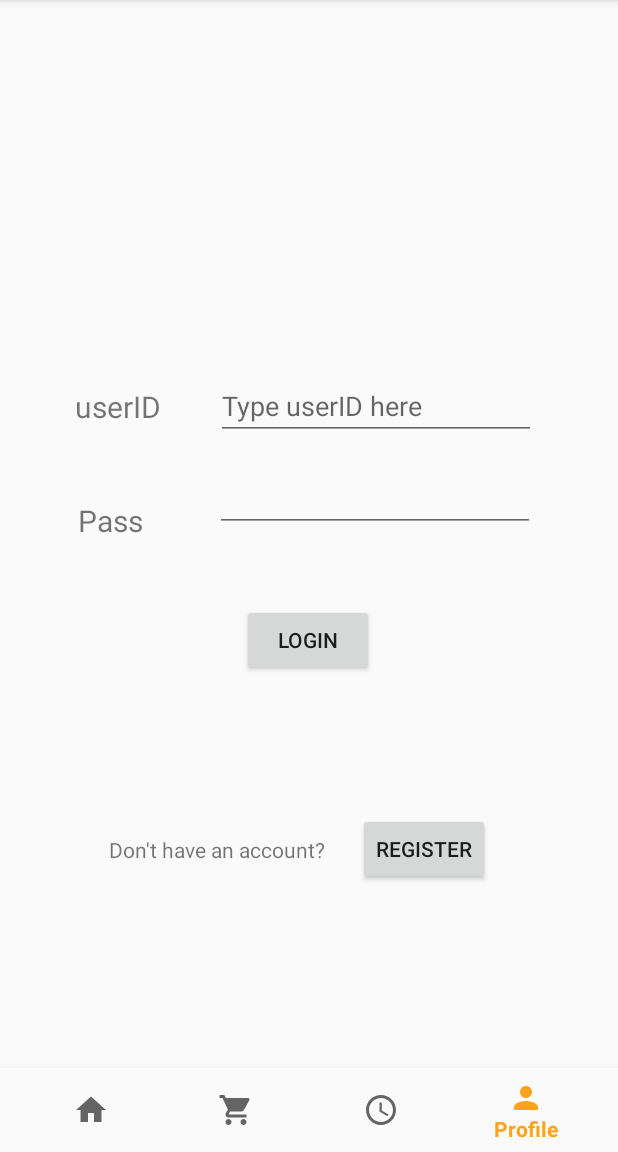
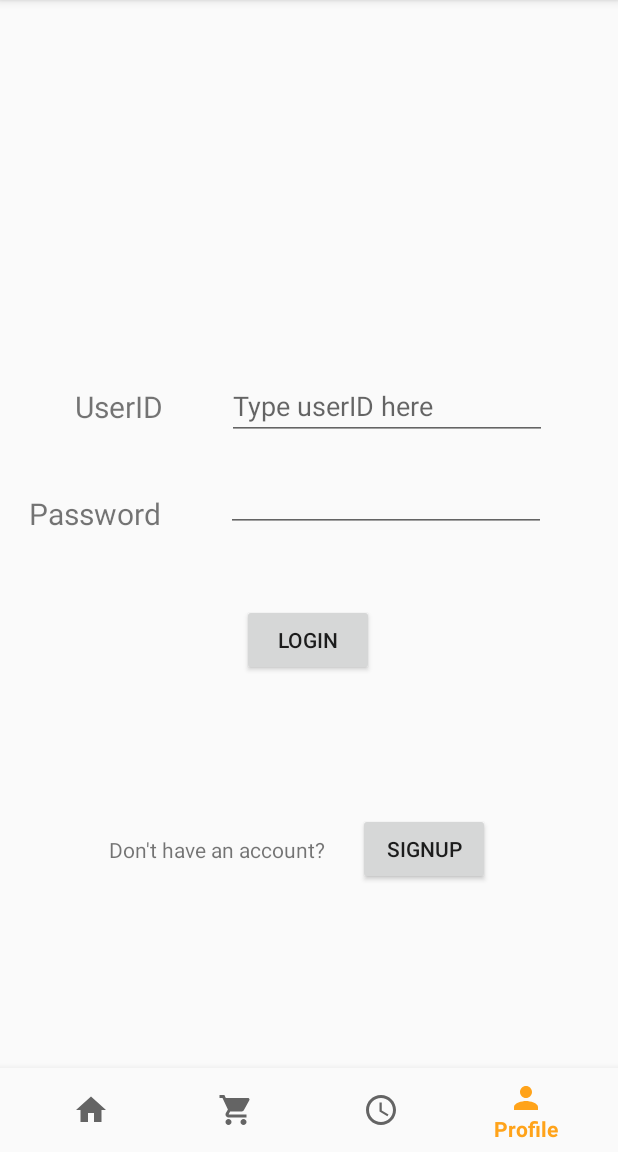
Before and after one commit to s-sairung/PizzaHub, an Android app: the fragment ProfileSignupFragment placed in its activity, item 4 of the bottom bar chosen, on a phone screen of 412 x 824 dp, the part 84-1236 px from its top. Run offline under Robolectric (Android 15) with nearby library versions, the phone set to English and light mode, and no system bars.

Commit message:
Update profile fragment

```diff
--- a/app/src/main/java/chula/project/pizzahub/MainActivity.java
+++ b/app/src/main/java/chula/project/pizzahub/MainActivity.java
@@ -38,7 +38,7 @@ public class MainActivity extends AppCompatActivity {
                             selectedFragment = new HistoryFragment();
                             break;
                         case R.id.nav_profile:
-                            selectedFragment = new ProfileFragment();
+                            selectedFragment = new ProfileLoginFragment();
                             break;
                     }
 
--- a/app/src/main/java/chula/project/pizzahub/ProfileFragment.java
+++ b/app/src/main/java/chula/project/pizzahub/ProfileLoginFragment.java
@@ -11,12 +11,12 @@ import androidx.annotation.Nullable;
 import androidx.fragment.app.Fragment;
 import androidx.fragment.app.FragmentTransaction;
 
-public class ProfileFragment extends Fragment implements View.OnClickListener {
+public class ProfileLoginFragment extends Fragment implements View.OnClickListener {
 
     @Nullable
     @Override
     public View onCreateView(@NonNull LayoutInflater inflater, @Nullable ViewGroup container, @Nullable Bundle savedInstanceState) {
-        View view = inflater.inflate(R.layout.fragment_profile, container, false);
+        View view = inflater.inflate(R.layout.fragment_profile_login, container, false);
         Button registerButton = (Button) view.findViewById(R.id.registerButton);
         registerButton.setOnClickListener(this);
         return view;
@@ -26,8 +26,8 @@ public class ProfileFragment extends Fragment implements View.OnClickListener {
     public void onClick(View v) {
         switch (v.getId()) {
             case R.id.registerButton:
-//                getFragmentManager().beginTransaction().replace(R.id.fragment_container, new ProfileRegisterFragment()).commit();
-                Fragment newFragment = new ProfileRegisterFragment();
+//                getFragmentManager().beginTransaction().replace(R.id.fragment_container, new ProfileSignupFragment()).commit();
+                Fragment newFragment = new ProfileSignupFragment();
                 FragmentTransaction transaction = getFragmentManager().beginTransaction();
                 transaction.replace(R.id.fragment_container, newFragment);
                 transaction.addToBackStack(null);
--- a/app/src/main/java/chula/project/pizzahub/ProfileRegisterFragment.java
+++ b/app/src/main/java/chula/project/pizzahub/ProfileSignupFragment.java
@@ -9,11 +9,11 @@ import androidx.annotation.NonNull;
 import androidx.annotation.Nullable;
 import androidx.fragment.app.Fragment;
 
-public class ProfileRegisterFragment extends Fragment {
+public class ProfileSignupFragment extends Fragment {
 
     @Nullable
     @Override
     public View onCreateView(@NonNull LayoutInflater inflater, @Nullable ViewGroup container, @Nullable Bundle savedInstanceState) {
-        return inflater.inflate(R.layout.fragment_profile_register, container, false);
+        return inflater.inflate(R.layout.fragment_profile_signup, container, false);
     }
 }
--- a/app/src/main/res/layout/fragment_profile.xml
+++ b/app/src/main/res/layout/fragment_profile_login.xml
@@ -9,7 +9,7 @@
         android:id="@+id/userIDTextView"
         android:layout_width="wrap_content"
         android:layout_height="wrap_content"
-        android:text="userID"
+        android:text="UserID"
         android:textSize="20sp"
         app:layout_constraintBottom_toBottomOf="parent"
         app:layout_constraintEnd_toEndOf="parent"
@@ -22,14 +22,14 @@
         android:id="@+id/userIDTextView2"
         android:layout_width="wrap_content"
         android:layout_height="wrap_content"
-        android:text="Pass"
+        android:text="Password"
         android:textSize="20sp"
         app:layout_constraintBottom_toBottomOf="parent"
         app:layout_constraintEnd_toEndOf="parent"
-        app:layout_constraintHorizontal_bias="0.141"
+        app:layout_constraintHorizontal_bias="0.059"
         app:layout_constraintStart_toStartOf="parent"
         app:layout_constraintTop_toTopOf="parent"
-        app:layout_constraintVertical_bias="0.487" />
+        app:layout_constraintVertical_bias="0.48" />
 
     <EditText
         android:id="@+id/userIDEditText"
@@ -40,7 +40,7 @@
         android:inputType="textShortMessage|text"
         app:layout_constraintBottom_toBottomOf="parent"
         app:layout_constraintEnd_toEndOf="parent"
-        app:layout_constraintHorizontal_bias="0.4"
+        app:layout_constraintHorizontal_bias="0.477"
         app:layout_constraintStart_toEndOf="@+id/userIDTextView"
         app:layout_constraintTop_toTopOf="parent"
         app:layout_constraintVertical_bias="0.372" />
@@ -56,7 +56,7 @@
         android:inputType="textPassword"
         app:layout_constraintBottom_toBottomOf="parent"
         app:layout_constraintEnd_toEndOf="parent"
-        app:layout_constraintHorizontal_bias="0.181"
+        app:layout_constraintHorizontal_bias="0.129"
         app:layout_constraintStart_toEndOf="@+id/userIDTextView2"
         app:layout_constraintTop_toBottomOf="@+id/userIDEditText"
         app:layout_constraintVertical_bias="0.0" />
@@ -90,7 +90,7 @@
         android:id="@+id/registerButton"
         android:layout_width="wrap_content"
         android:layout_height="wrap_content"
-        android:text="Register"
+        android:text="Signup"
         app:layout_constraintBottom_toBottomOf="parent"
         app:layout_constraintEnd_toEndOf="parent"
         app:layout_constraintHorizontal_bias="0.736"
```
Also changed, not shown: app/src/main/res/layout/fragment_profile_register.xml (deleted, +0 -19 lines), app/src/main/res/layout/fragment_profile_signup.xml (added, +7 -0 lines).
